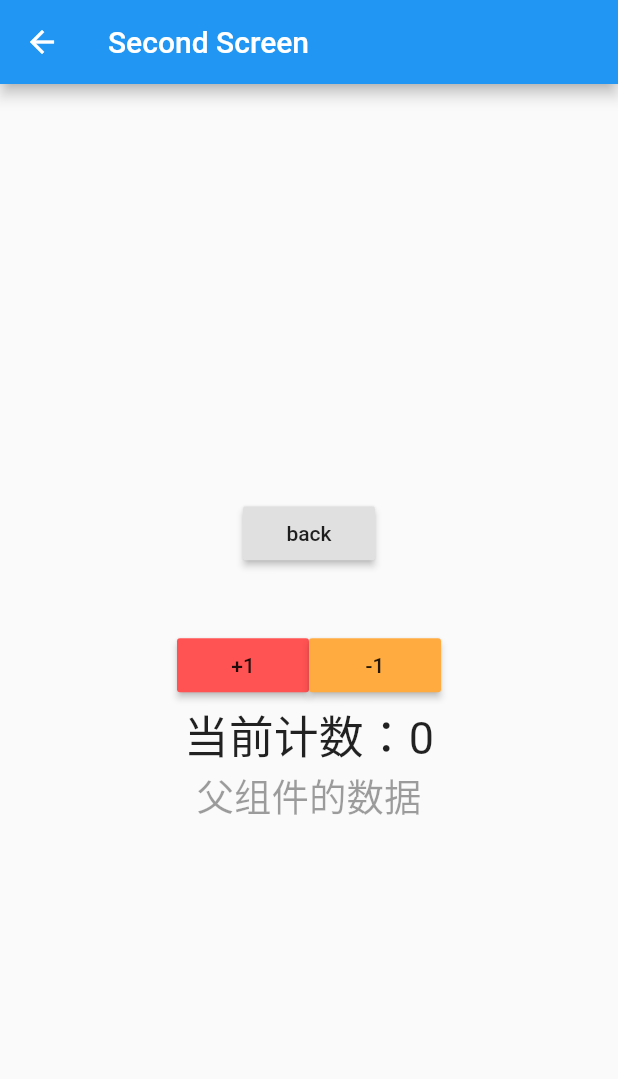
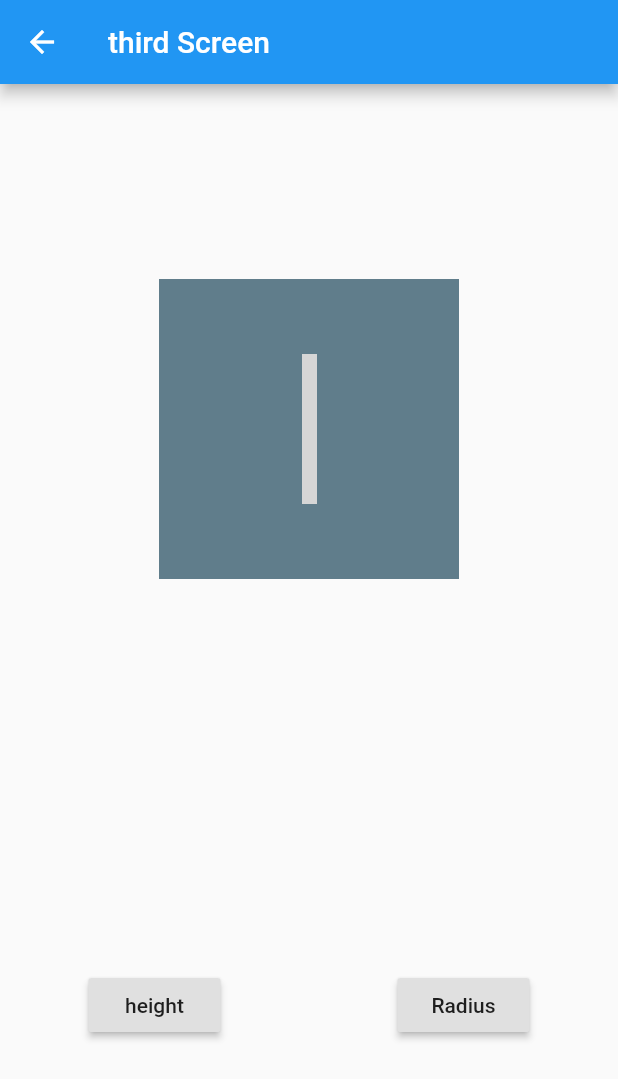
Before and after one commit to wds1204/flutter_app, a Flutter app: the screen it shows after launch, after a tap on "Apple2", on a phone screen of 412 x 824 dp. Shown: the top 1079 px of the screen. Run offline on Flutter 3.47's test engine with Material 2 defaults, Android fonts, the phone set to English and light mode, and no system bars; network calls fail; grey boxes are pictures that could not be loaded.

```diff
--- /dev/null
+++ b/lib/ThirdPage.dart
@@ -0,0 +1,92 @@
+import 'package:flutter/cupertino.dart';
+import 'package:flutter/material.dart';
+
+class ThirdPage extends StatelessWidget {
+  @override
+  Widget build(BuildContext context) {
+    return Center(
+
+      child: ThirdContent(),
+    );
+  }
+}
+
+class ThirdContent extends StatefulWidget {
+  @override
+  State<StatefulWidget> createState() {
+    // TODO: implement createState
+    return ThirdWidget();
+  }
+}
+
+class ThirdWidget extends State<ThirdContent> {
+  double size=200;
+  double radius=0;
+  @override
+  Widget build(BuildContext context) {
+    // TODO: implement build
+      return
+      Column(
+        mainAxisAlignment:MainAxisAlignment.spaceAround,
+        children: <Widget>[
+          AnimatedContainer(
+            curve:Curves.bounceOut,
+            duration: Duration(milliseconds: 800),
+            alignment:Alignment.center,
+            width: size,
+            height: size,
+//            transform: Matrix4.skewY(0.3),
+            decoration: BoxDecoration(
+              color: Colors.blueGrey,
+                borderRadius:BorderRadius.only(
+                  bottomLeft: Radius.circular(radius),
+                  topRight: Radius.circular(radius),
+                  bottomRight: Radius.circular(radius), topLeft:Radius.circular(radius))
+            ),
+            child: AnimatedSwitcher(
+              transitionBuilder: (child,animation){
+                return ScaleTransition(
+                    child:child,
+                  scale: animation,
+                );
+              },
+
+              duration: Duration(seconds: 1),
+              child: Image.network("https://wx4.sinaimg.cn/mw690/69b47d90ly1gh1s68l6f5j20m80dv0u5.jpg",
+                width: 10,height: 100,
+                key: UniqueKey(),
+              ),
+//              child: Text("吴东生"),
+
+            ),
+          ),
+          Row(
+            mainAxisAlignment: MainAxisAlignment.spaceAround,
+            children: <Widget>[
+              RaisedButton(
+                child: Text("height"),
+                onPressed: (){
+                  setState(() {
+                    size+=30;
+                    if(size>300)size=100;
+                  });
+                },
+              ),
+              RaisedButton(
+                child: Text("Radius"),
+                onPressed: (){
+                  setState(() {
+                    radius+=30;
+                    if(radius>=size)radius=0;
+                  });
+                },
+              ),
+            ],
+          )
+
+        ],
+
+      )
+       ;
+  }
+}
--- a/lib/main.dart
+++ b/lib/main.dart
@@ -118,6 +118,7 @@
 
 import 'package:flutter/cupertino.dart';
 import 'package:flutter/material.dart';
+import 'ThirdPage.dart';
 import 'secondePage.dart';
 
 void main() {
@@ -144,6 +145,14 @@ class MyApp extends StatelessWidget {
           ),
           body: SecondePage(),
         );
+      },
+      '/third':(context){
+        return Scaffold(
+          appBar: AppBar(
+            title: Text("third Screen"),
+          ),
+          body: ThirdPage(),
+        );
       }
     });
   }
@@ -157,11 +166,11 @@ class HomeContent extends StatelessWidget {
         padding: const EdgeInsets.all(10.0),
         child: ListView(
           children: <Widget>[
-            ProductItem("Apple1", "Macbook Product1",
+            ProductItem(1,"Apple1", "Macbook Product1",
                 "https://tva1.sinaimg.cn/large/006y8mN6gy1g72j6nk1d4j30u00k0n0j.jpg"),
-            ProductItem("Apple2", "Macbook Product2",
+            ProductItem(2,"Apple2", "Macbook Product2",
                 "https://tva1.sinaimg.cn/large/006y8mN6gy1g72imm9u5zj30u00k0adf.jpg"),
-            ProductItem("Apple3", "Macbook Product3",
+            ProductItem(3,"Apple3", "Macbook Product3",
                 "https://tva1.sinaimg.cn/large/006y8mN6gy1g72imqlouhj30u00k00v0.jpg"),
           ],
         ));
@@ -172,6 +181,7 @@ class ProductItem extends StatelessWidget {
   final String title;
   final String desc;
   final String imgs;
+  final int index;
   BuildContext context;
 
  final style1= TextStyle(fontSize: 24);
@@ -179,10 +189,19 @@ class ProductItem extends StatelessWidget {
 
   void handleTap(BuildContext context) {
     print("handleTap");
-    Navigator.pushNamed(context, "/second");
+    switch(this.index){
+      case 1:
+        Navigator.pushNamed(context, "/second");
+        break;
+      case 2:
+        Navigator.pushNamed(context, "/third");
+        break;
+      case 3:
+        break;
+    }
   }
 
-  ProductItem(this.title, this.desc, this.imgs);
+  ProductItem(this.index,this.title, this.desc, this.imgs);
 
   @override
   Widget build(BuildContext context) {
--- a/lib/secondePage.dart
+++ b/lib/secondePage.dart
@@ -20,6 +20,7 @@ class SecondeWidget extends State<SecondePage>{
           child: Column(
             mainAxisAlignment: MainAxisAlignment.center,
             children: <Widget>[
+
               RaisedButton(
                 onPressed: () {
 //                  Navigator.pop(context);
@@ -27,14 +28,16 @@ class SecondeWidget extends State<SecondePage>{
                     num++;
                   });
                 },
-                child: Text("back"),
+                child: Text("增加+"),
               ),
               SizedBox(
                 height: 40,
               ),
               MyCounterWidget("父组件的数据",num)
             ],
-          )),
+          ),
+      ),
+
     ));
   }
 
```
